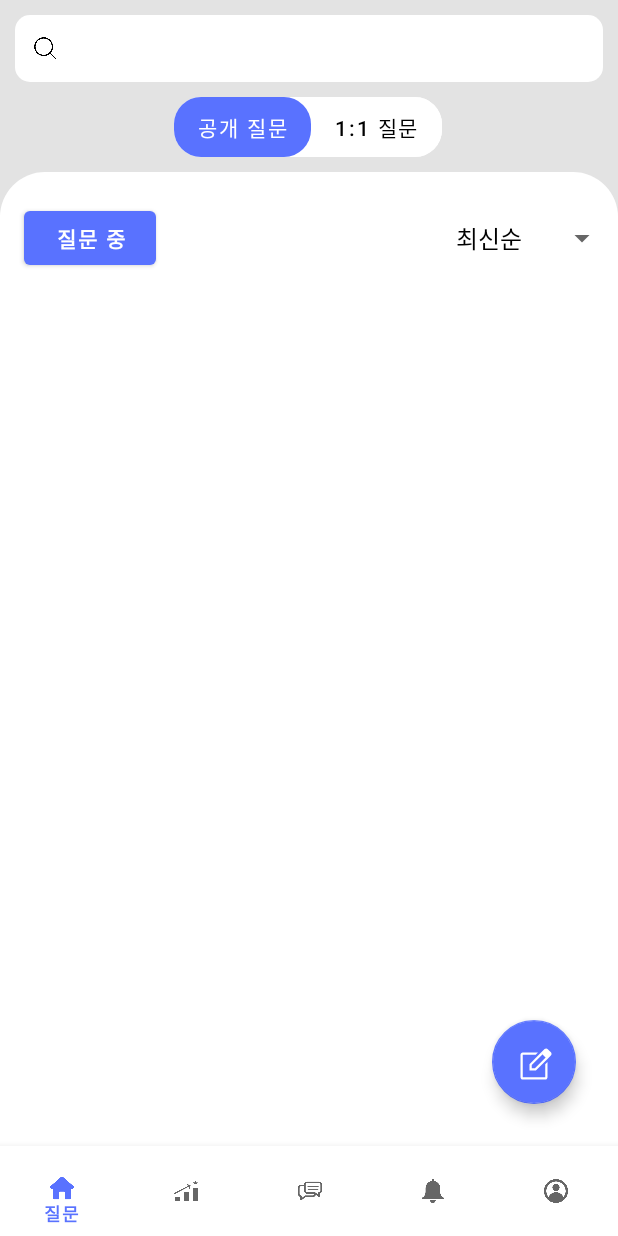
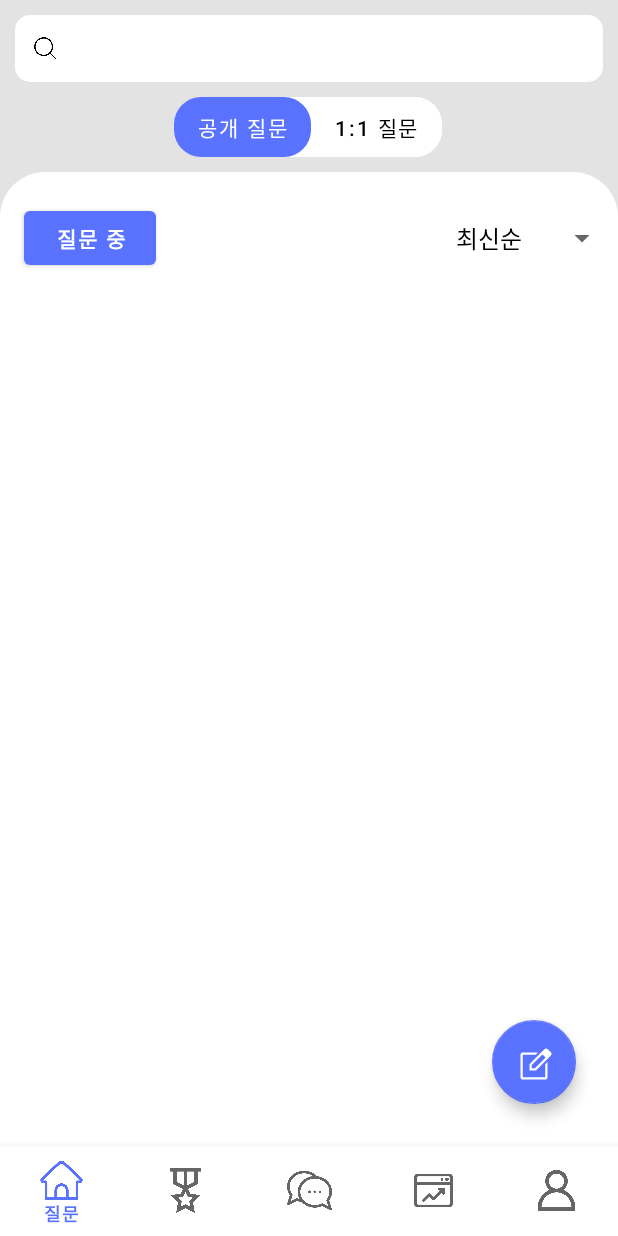
Before and after one commit to betterafter/2022_final_project, an Android app: the MainActivity screen opened directly, with no data from a screen before it, on a phone screen of 412 x 824 dp. Run offline under Robolectric (Android 15) with nearby library versions, the light colour scheme and no system bars; our stand-ins replace Dagger/Hilt's generated code, Firebase (no records; nobody signed in at launch, a user with empty details on screens opened directly), data binding, navigation-ui; libraries missing offline, so code that uses them is left out: com.google.mlkit.common, com.google.mlkit.nl; pictures from the network do not load; Roboto replaces fonts that are not available here.

Commit message:
update bottom_nav_menu

```diff
--- a/presentation/src/main/res/menu/bottom_nav_menu.xml
+++ b/presentation/src/main/res/menu/bottom_nav_menu.xml
@@ -3,27 +3,27 @@
 
     <item
         android:id="@+id/navigation_home"
-        android:icon="@drawable/homelog"
+        android:icon="@drawable/logo_home"
         android:title="@string/title_home" />
 
     <item
         android:id="@+id/navigation_ranking"
-        android:icon="@drawable/ranklog"
+        android:icon="@drawable/logo_ranking"
         android:title="@string/title_ranking" />
 
     <item
         android:id="@+id/navigation_chat"
-        android:icon="@drawable/chatlog"
+        android:icon="@drawable/logo_chat"
         android:title="@string/title_chat" />
 
     <item
         android:id="@+id/navigation_recommend"
-        android:icon="@drawable/notilog"
+        android:icon="@drawable/logo_trend"
         android:title="@string/title_recommend" />
 
     <item
         android:id="@+id/navigation_myPage"
-        android:icon="@drawable/mypagelog"
+        android:icon="@drawable/logo_mypage"
         android:title="@string/title_mypage" />
 
 </menu>
--- a/presentation/src/main/res/values/dimens.xml
+++ b/presentation/src/main/res/values/dimens.xml
@@ -2,7 +2,7 @@
     <!-- Default screen margins, per the Android Design guidelines. -->
     <dimen name="activity_horizontal_margin">16dp</dimen>
     <dimen name="activity_vertical_margin">16dp</dimen>
-    <dimen name="design_bottom_navigation_icon_size" tools:override="true">40dp</dimen>
+    <dimen name="design_bottom_navigation_icon_size" tools:override="true">30dp</dimen>
     <dimen name="design_bottom_navigation_text_size" tools:override="true">10dp</dimen>
     <dimen name="design_bottom_navigation_height" tools:override="true">80dp</dimen>
 </resources>
--- a/presentation/src/main/res/values/strings.xml
+++ b/presentation/src/main/res/values/strings.xml
@@ -2,7 +2,7 @@
     <string name="app_name">kulture</string>
     <string name="title_home">질문</string>
     <string name="title_ranking">랭킹</string>
-    <string name="title_recommend">추천</string>
+    <string name="title_recommend">트렌드</string>
     <string name="title_mypage">마이페이지</string>
     <string name="title_chat">채팅</string>
 
```
Also changed, not shown: presentation/src/main/res/drawable/chatlog.png (deleted), presentation/src/main/res/drawable/homelog.png (deleted), presentation/src/main/res/drawable/logo_chat.png (added), presentation/src/main/res/drawable/logo_home.png (added), presentation/src/main/res/drawable/logo_mypage.png (added), presentation/src/main/res/drawable/logo_ranking.png (added), presentation/src/main/res/drawable/logo_trend.png (added), presentation/src/main/res/drawable/mypagelog.png (deleted), presentation/src/main/res/drawable/notilog.png (deleted), presentation/src/main/res/drawable/ranklog.png (deleted).
